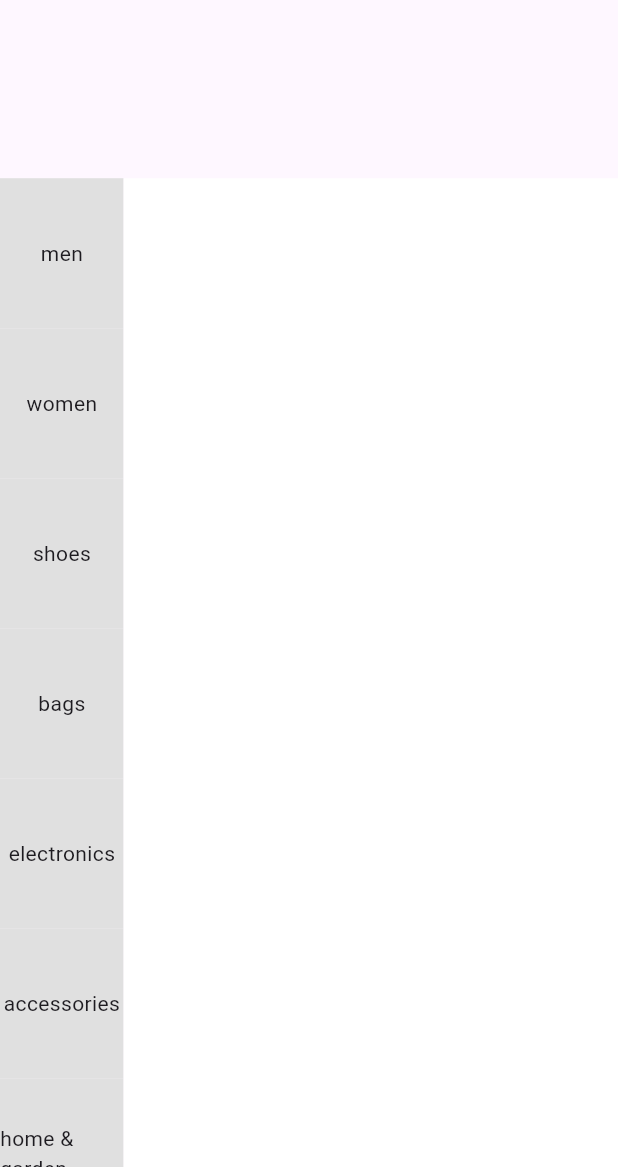
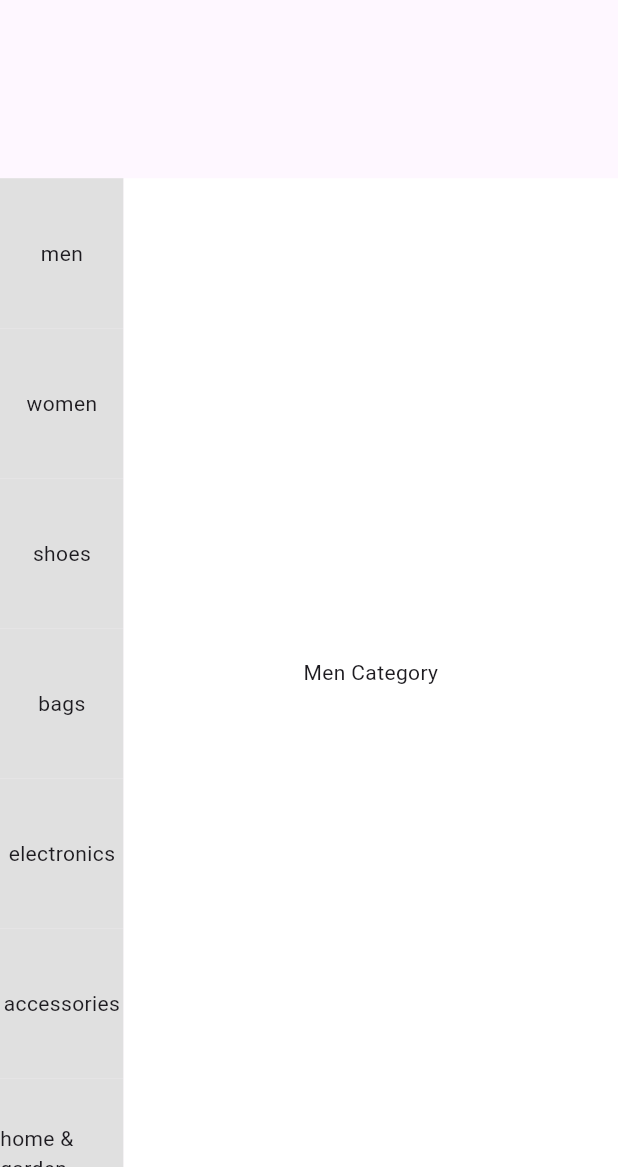
Before and after one commit to Devsaci/ecommerce_shams_app, a Flutter app: the CategoryScreen screen opened directly, on a phone screen of 412 x 824 dp, the part 69-1236 px from its top. Run offline on Flutter 3.47's test engine with Material 3 defaults, Android fonts, the phone set to English and light mode, and no system bars.

Commit message:
child: Text("Men Category"),

```diff
--- a/lib/main_screens/category.dart
+++ b/lib/main_screens/category.dart
@@ -77,7 +77,13 @@ class _CategoryScreenState extends State<CategoryScreen> {
       height: size.height * 0.8,
       width: size.width * 0.8,
       color: Colors.white,
-      child: PageView(),
+      child: PageView(
+        children: [
+          Center(
+            child: Text("Men Category"),
+          )
+        ],
+      ),
     );
   }
 }
```
